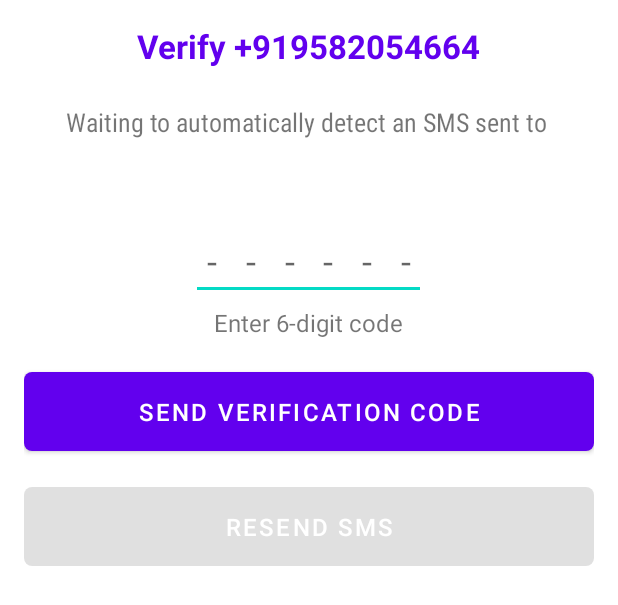
After one commit to yashcx484/WhatsAppClone, an Android app: the layout activity_otp.xml on its own in the app's theme, with its tools: preview values and no code run, on a phone screen of 412 x 824 dp. The commit adds this screen. Shown: the top 605 px of the screen. Run offline under Robolectric (Android 15) with nearby library versions, the phone set to English and light mode, and no system bars.

Commit message:
activity main

```diff
--- a/app/build.gradle
+++ b/app/build.gradle
@@ -1,6 +1,8 @@
 plugins {
     id 'com.android.application'
     id 'kotlin-android'
+    id 'kotlin-android-extensions'
+    id 'com.google.gms.google-services'
 }
 
 android {
@@ -39,7 +41,11 @@ dependencies {
     implementation 'androidx.appcompat:appcompat:1.2.0'
     implementation 'com.google.android.material:material:1.3.0'
     implementation 'androidx.constraintlayout:constraintlayout:2.0.4'
+    implementation 'com.google.firebase:firebase-auth:20.0.4'
+    implementation 'com.google.firebase:firebase-analytics:18.0.3'
     testImplementation 'junit:junit:4.+'
     androidTestImplementation 'androidx.test.ext:junit:1.1.2'
     androidTestImplementation 'androidx.test.espresso:espresso-core:3.3.0'
+
+    implementation 'com.hbb20:ccp:2.4.0'
 }
--- /dev/null
+++ b/app/src/main/res/layout/activity_otp.xml
@@ -0,0 +1,97 @@
+<LinearLayout xmlns:android="http://schemas.android.com/apk/res/android"
+    xmlns:app="http://schemas.android.com/apk/res-auto"
+    xmlns:tools="http://schemas.android.com/tools"
+    android:layout_width="match_parent"
+    android:layout_height="wrap_content"
+    android:gravity="center"
+    android:orientation="vertical"
+    android:paddingLeft="16dp"
+    android:paddingTop="16dp"
+    android:paddingRight="16dp"
+    android:paddingBottom="16dp">
+
+
+    <TextView
+        android:id="@+id/verifyTv"
+        android:textStyle="bold"
+        android:layout_width="wrap_content"
+        android:layout_height="wrap_content"
+        android:textColor="@color/purple500"
+        android:textSize="22sp"
+        tools:text="Verify +919582054664" />
+
+
+    <TextView
+        android:id="@+id/waitingTv"
+        android:layout_width="match_parent"
+        android:layout_height="wrap_content"
+        android:layout_gravity="center"
+        android:layout_marginTop="16dp"
+        android:fontFamily="sans-serif-condensed"
+        android:gravity="center"
+        android:padding="8dp"
+        android:text="Waiting to automatically detect an SMS sent to "
+        android:textSize="17sp" />
+
+
+    <TextView
+        android:id="@+id/counterTv"
+        android:layout_width="match_parent"
+        android:layout_height="wrap_content"
+        android:layout_gravity="center"
+        android:gravity="center"
+        android:padding="4dp"
+        android:textSize="16sp" />
+
+    <EditText
+        android:id="@+id/sentcodeEt"
+        android:layout_width="wrap_content"
+        android:layout_height="wrap_content"
+        android:layout_marginTop="16dp"
+        android:imeActionId="6"
+        android:imeActionLabel="Send"
+        android:imeOptions="actionUnspecified"
+        android:inputType="phone"
+        android:letterSpacing="0.8"
+        android:maxLines="1"
+        android:maxLength="6"
+        android:hint="------"
+        android:padding="10dp"
+        android:singleLine="true"
+        android:textAlignment="center"
+        android:textSize="24sp" />
+
+    <TextView
+        android:layout_width="wrap_content"
+        android:layout_height="wrap_content"
+        android:padding="4dp"
+        android:text="Enter 6-digit code"
+        android:textSize="16sp" />
+
+    <com.google.android.material.button.MaterialButton
+        android:id="@+id/verificationBtn"
+        android:layout_width="match_parent"
+        android:layout_height="wrap_content"
+        android:layout_marginTop="12dp"
+        android:padding="15dp"
+        android:text="send verification code"
+        android:textAllCaps="true"
+        android:textColor="#fff"
+        android:textSize="16sp"
+        app:cornerRadius="5dp" />
+
+    <com.google.android.material.button.MaterialButton
+        android:id="@+id/resendBtn"
+        android:layout_width="match_parent"
+        android:layout_height="wrap_content"
+        android:layout_marginTop="12dp"
+        android:enabled="false"
+        android:gravity="center"
+        android:padding="15dp"
+        android:text="Resend SMS"
+        android:textColor="#fff"
+        android:textSize="16sp"
+        app:cornerRadius="5dp" />
+
+
+</LinearLayout>
--- a/app/src/main/res/values-night/themes.xml
+++ /dev/null
@@ -1,16 +0,0 @@
-<resources xmlns:tools="http://schemas.android.com/tools">
-    <!-- Base application theme. -->
-    <style name="Theme.WhatsAppClone" parent="Theme.MaterialComponents.DayNight.DarkActionBar">
-        <!-- Primary brand color. -->
-        <item name="colorPrimary">@color/purple_200</item>
-        <item name="colorPrimaryVariant">@color/purple_700</item>
-        <item name="colorOnPrimary">@color/black</item>
-        <!-- Secondary brand color. -->
-        <item name="colorSecondary">@color/teal_200</item>
-        <item name="colorSecondaryVariant">@color/teal_200</item>
-        <item name="colorOnSecondary">@color/black</item>
-        <!-- Status bar color. -->
-        <item name="android:statusBarColor" tools:targetApi="l">?attr/colorPrimaryVariant</item>
-        <!-- Customize your theme here. -->
-    </style>
-</resources>
--- a/app/src/main/res/values/colors.xml
+++ b/app/src/main/res/values/colors.xml
@@ -1,10 +1,7 @@
 <?xml version="1.0" encoding="utf-8"?>
 <resources>
-    <color name="purple_200">#FFBB86FC</color>
-    <color name="purple_500">#FF6200EE</color>
-    <color name="purple_700">#FF3700B3</color>
-    <color name="teal_200">#FF03DAC5</color>
-    <color name="teal_700">#FF018786</color>
-    <color name="black">#FF000000</color>
-    <color name="white">#FFFFFFFF</color>
+    <color name="purple200">#BB86FC</color>
+    <color name="purple500">#6200EE</color>
+    <color name="purple700">#3700B3</color>
+    <color name="teal200">#03DAC5</color>
 </resources>
--- a/app/src/main/res/values/themes.xml
+++ b/app/src/main/res/values/themes.xml
@@ -1,16 +1,10 @@
 <resources xmlns:tools="http://schemas.android.com/tools">
     <!-- Base application theme. -->
-    <style name="Theme.WhatsAppClone" parent="Theme.MaterialComponents.DayNight.DarkActionBar">
-        <!-- Primary brand color. -->
-        <item name="colorPrimary">@color/purple_500</item>
-        <item name="colorPrimaryVariant">@color/purple_700</item>
-        <item name="colorOnPrimary">@color/white</item>
-        <!-- Secondary brand color. -->
-        <item name="colorSecondary">@color/teal_200</item>
-        <item name="colorSecondaryVariant">@color/teal_700</item>
-        <item name="colorOnSecondary">@color/black</item>
-        <!-- Status bar color. -->
-        <item name="android:statusBarColor" tools:targetApi="l">?attr/colorPrimaryVariant</item>
+
+    <style name="Theme.WhatsAppClone" parent="Theme.MaterialComponents.Light.NoActionBar">
         <!-- Customize your theme here. -->
+        <item name="colorPrimary">@color/purple500</item>
+        <item name="colorPrimaryDark">@color/purple700</item>
+        <item name="colorAccent">@color/teal200</item>
     </style>
 </resources>
--- a/build.gradle
+++ b/build.gradle
@@ -8,6 +8,7 @@ buildscript {
     dependencies {
         classpath "com.android.tools.build:gradle:4.2.0-beta02"
         classpath "org.jetbrains.kotlin:kotlin-gradle-plugin:$kotlin_version"
+        classpath 'com.google.gms:google-services:4.3.5'
 
         // NOTE: Do not place your application dependencies here; they belong
         // in the individual module build.gradle files
```
Also changed, not shown: app/src/main/AndroidManifest.xml (+8 -0 lines), app/src/main/java/com/example/whatsappclone/LoginActivity.kt (added, +78 -0 lines), app/src/main/java/com/example/whatsappclone/OtpActivity.kt (added, +188 -0 lines), app/src/main/res/layout/activity_login.xml (added, +96 -0 lines), app/src/main/res/values/strings.xml (+18 -1 lines), 1 other file.
